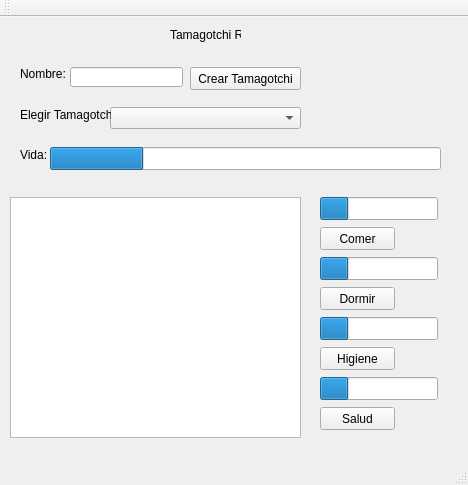
The window that Proyecto1Estructura/tamagotchi.ui (rasantos24/EstructuraProyecto1) describes before a commit, drawn with Qt 5.
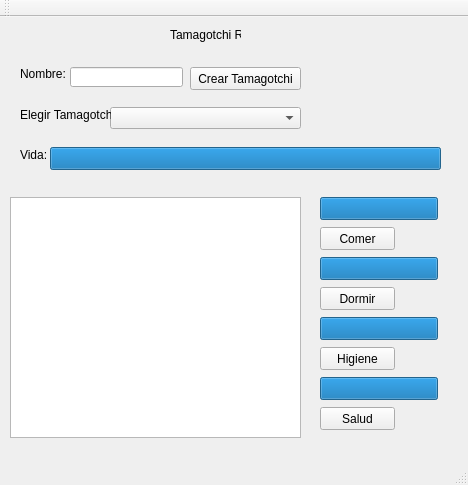
The same window after the commit.

```diff
--- a/Proyecto1Estructura/tamagotchi.ui
+++ b/Proyecto1Estructura/tamagotchi.ui
@@ -76,7 +76,7 @@
      </rect>
     </property>
     <property name="value">
-     <number>24</number>
+     <number>100</number>
     </property>
     <property name="textVisible">
      <bool>false</bool>
@@ -92,7 +92,7 @@
      </rect>
     </property>
     <property name="value">
-     <number>24</number>
+     <number>100</number>
     </property>
     <property name="textVisible">
      <bool>false</bool>
@@ -108,7 +108,7 @@
      </rect>
     </property>
     <property name="value">
-     <number>24</number>
+     <number>100</number>
     </property>
     <property name="textVisible">
      <bool>false</bool>
@@ -124,7 +124,7 @@
      </rect>
     </property>
     <property name="value">
-     <number>24</number>
+     <number>100</number>
     </property>
     <property name="textVisible">
      <bool>false</bool>
@@ -150,7 +150,7 @@
      </rect>
     </property>
     <property name="value">
-     <number>24</number>
+     <number>100</number>
     </property>
     <property name="textVisible">
      <bool>false</bool>
```
Left out of the diff: 5 changed lines with no effect on the pictures.
